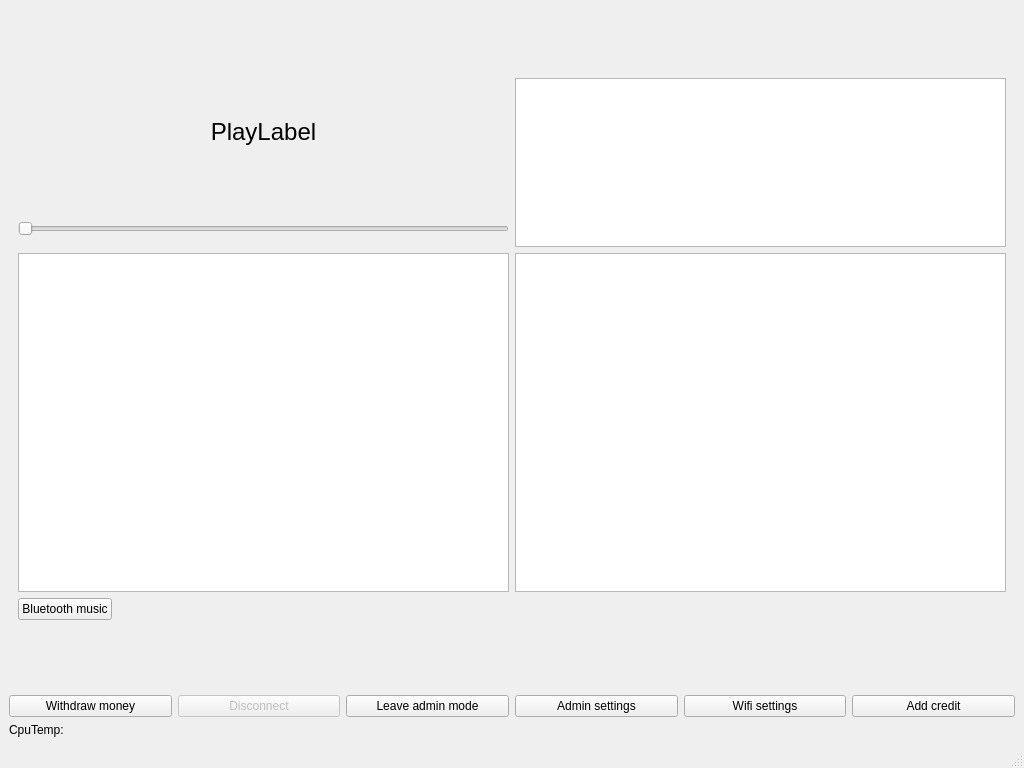
matus-u/sz-bluetooth, file blue-app/ui/MainWindow.ui: the form before one commit.
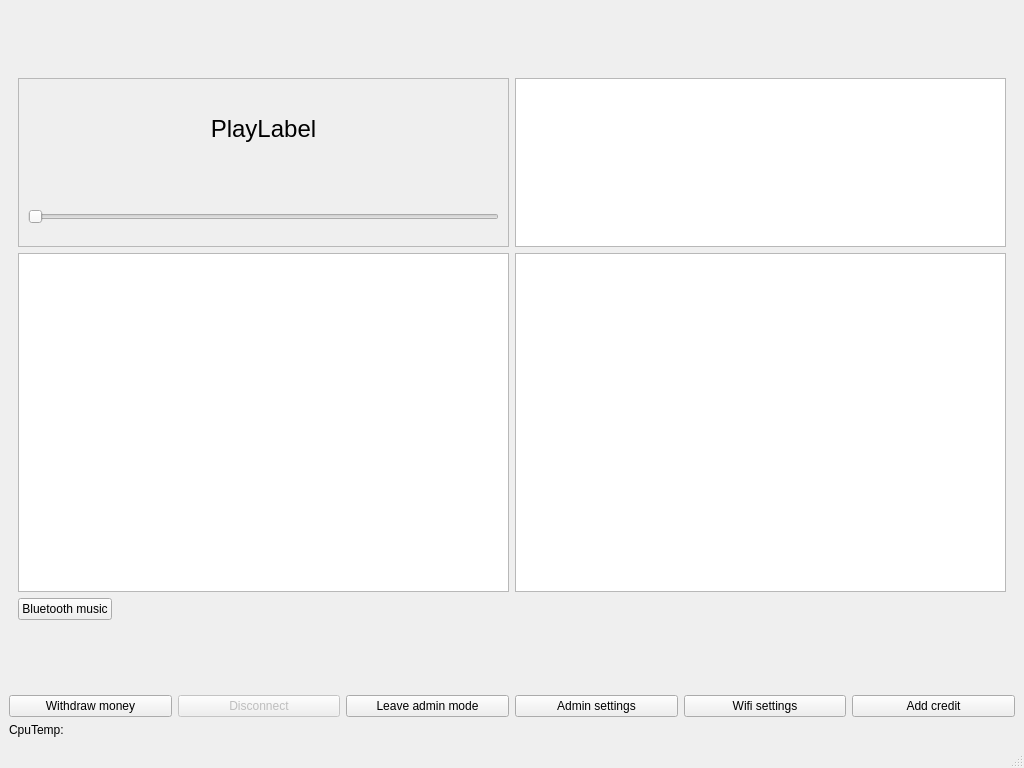
The form after the commit.

The edit to the form file:
```diff
--- a/blue-app/ui/MainWindow.ui
+++ b/blue-app/ui/MainWindow.ui
@@ -233,7 +233,14 @@
              </widget>
             </item>
             <item row="0" column="0">
-             <layout class="QVBoxLayout" name="verticalLayout_6" stretch="3,0,1">
+             <widget class="QFrame" name="livePlayFrame">
+              <property name="frameShape">
+               <enum>QFrame::StyledPanel</enum>
+              </property>
+              <property name="frameShadow">
+               <enum>QFrame::Raised</enum>
+              </property>
+              <layout class="QVBoxLayout" name="verticalLayout_6" stretch="2,0,1">
               <item>
                <widget class="QLabel" name="playLabel">
                 <property name="sizePolicy">
@@ -288,6 +295,7 @@
                </widget>
               </item>
              </layout>
+             </widget>
             </item>
            </layout>
           </item>
```
Lines whose indentation alone changed are shown as unchanged.
